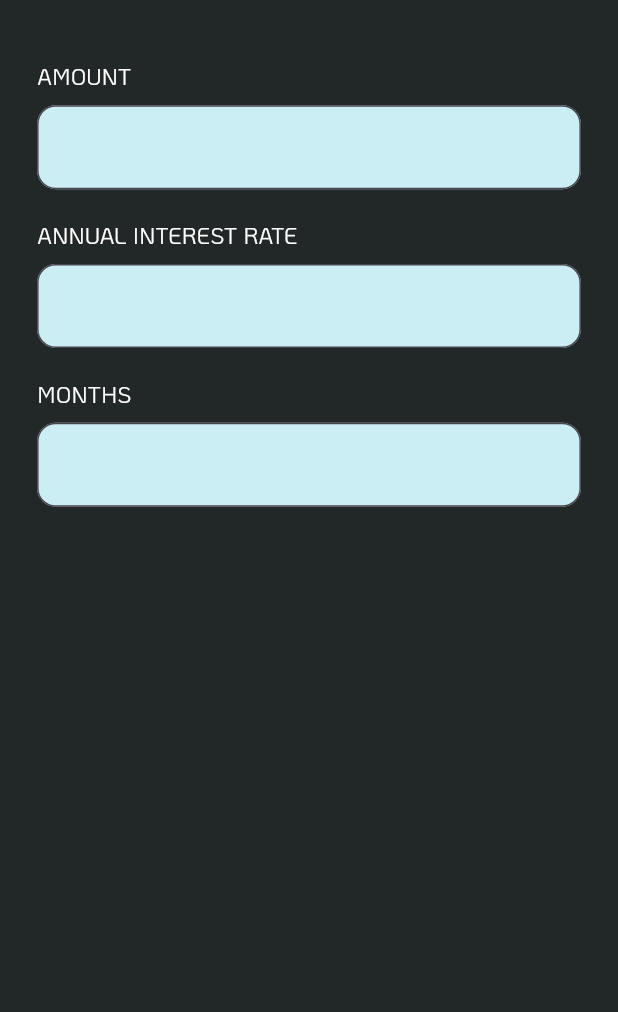
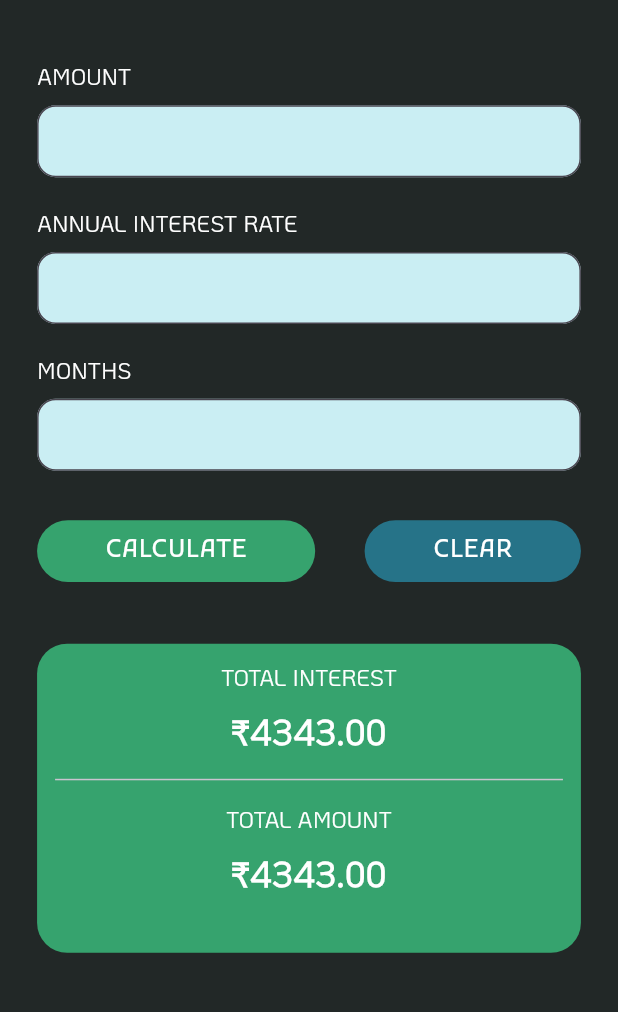
Before and after one commit to Shaham-Ahammed/fd-calculator, a Flutter app: the screen it shows after launch, on a phone screen of 412 x 824 dp, the part 124-1136 px from its top. Run offline on Flutter 3.47's test engine with Material 3 defaults, Android fonts, the phone set to English and light mode, and no system bars.

Commit message:
completed full ui

```diff
--- a/lib/home.dart
+++ b/lib/home.dart
@@ -36,8 +36,61 @@ class Home extends StatelessWidget {
                   textFields("ANNUAL INTEREST RATE", context),
                    SizedBox(height: mediaqueryHeight(0.025, context),),
                   textFields("MONTHS", context),
+                  SizedBox(height: mediaqueryHeight(0.04, context),),
+                  Row(
+                    mainAxisAlignment: MainAxisAlignment.spaceBetween,
+                    children: [
+                      InkWell(
+                        child: Ink(
+                          width: mediaqueryWidth(0.45,context),
+                          height: mediaqueryHeight(0.05, context),
+                        decoration: BoxDecoration(color: Color.fromRGBO(54, 163, 110, 100),borderRadius: BorderRadius.circular(90)),
+                          child: Center(child: myText("CALCULATE", mediaqueryHeight(0.02, context),kufam , Colors.white),),
+                        ),
+
+                      ),
+                      InkWell(
+                        child: Ink(
+                          width: mediaqueryWidth(0.35,context),
+                          height: mediaqueryHeight(0.05, context),
+                        decoration: BoxDecoration(color: Color.fromRGBO(41, 163, 197, 0.612),borderRadius: BorderRadius.circular(90)),
+                          child: Center(child: myText("CLEAR", mediaqueryHeight(0.02, context),kufam , Colors.white),),
+                        ),),
+
+                    ],
+                  ),
+                 SizedBox(height: mediaqueryHeight(0.05, context),),
+                 Container(
+                         width: double.infinity,
+                  height: mediaqueryHeight(0.25,context),
+
+                  decoration: BoxDecoration(
+
+                    borderRadius: BorderRadius.circular(20),
+                    color: Color.fromRGBO(54, 163, 110, 100)
+                  ),
+                  child: Padding(
+                    padding: const EdgeInsets.all(12.0),
+                    child: Column(
+                      crossAxisAlignment: CrossAxisAlignment.center,
+                      children: [
+                        myText("TOTAL INTEREST", mediaqueryHeight(0.018, context), koho, Colors.white),
+                        SizedBox(height: mediaqueryHeight(0.01, context),),
+                    myText("₹4343.00", mediaqueryHeight(0.028, context), koho, Colors.white,FontWeight.bold)
+                     , SizedBox(height: mediaqueryHeight(0.01, context),),
+                     Divider(),
+                     SizedBox(height: mediaqueryHeight(0.01, context),),
+                      myText("TOTAL AMOUNT", mediaqueryHeight(0.018, context), koho, Colors.white),
+                       SizedBox(height: mediaqueryHeight(0.01, context),),
+                        myText("₹4343.00", mediaqueryHeight(0.028, context), koho, Colors.white,FontWeight.bold)
+
+                      ],
+                    ),
+                  ),
+                 )
                 ],
               ),
+
             )
                     ],
                   ),
--- a/lib/resusable_widgets.dart
+++ b/lib/resusable_widgets.dart
@@ -13,10 +13,11 @@ myText(
   double size,
   String fontfamily,
   Color color,
+  [FontWeight fontweight=FontWeight.normal]
 ) {
   return Text(
     text,
-    style: TextStyle(fontFamily: fontfamily, fontSize: size, color: color),
+    style: TextStyle(fontFamily: fontfamily, fontSize: size, color: color,fontWeight: fontweight),
   );
 }
 
@@ -28,21 +29,26 @@ textFields(String heading, context) {
   return Column(
     crossAxisAlignment: CrossAxisAlignment.start,
     children: [
+      myText(heading, mediaqueryHeight(0.018, context), koho, Colors.white,),
+      SizedBox(height: mediaqueryHeight(0.01, context)),
+      TextFormField(
+        cursorColor: Colors.black,
+        keyboardType: TextInputType.number,
+        decoration: InputDecoration(
 
-      myText(heading, mediaqueryHeight(0.018, context), koho, Colors.white),
-     SizedBox(height: mediaqueryHeight(0.01, context)),
-      TextFormField(
-        decoration: InputDecoration(
-          filled: true,
-          fillColor: Color.fromRGBO(202, 238, 243, 100),
-          border: OutlineInputBorder(
-            borderSide: BorderSide(strokeAlign: BorderSide.strokeAlignOutside),
-            borderRadius: BorderRadius.circular(mediaqueryWidth(0.03, context))
-          ),
-          focusedBorder: OutlineInputBorder(
-            borderSide: BorderSide(color:Color.fromARGB(255, 24, 216, 139) )
-          )
-        ),
+          contentPadding: EdgeInsets.symmetric(vertical:10,horizontal: 10),
+            filled: true,
+            fillColor: const Color.fromRGBO(202, 238, 243, 100),
+            border: OutlineInputBorder(
+
+                borderSide: const BorderSide(
+                    strokeAlign: BorderSide.strokeAlignOutside),
+                borderRadius:
+                    BorderRadius.circular(mediaqueryWidth(0.03, context))),
+            focusedBorder: const OutlineInputBorder(
+
+                borderSide:
+                    BorderSide(color: Color.fromARGB(255, 24, 216, 139)))),
       )
     ],
   );
```
